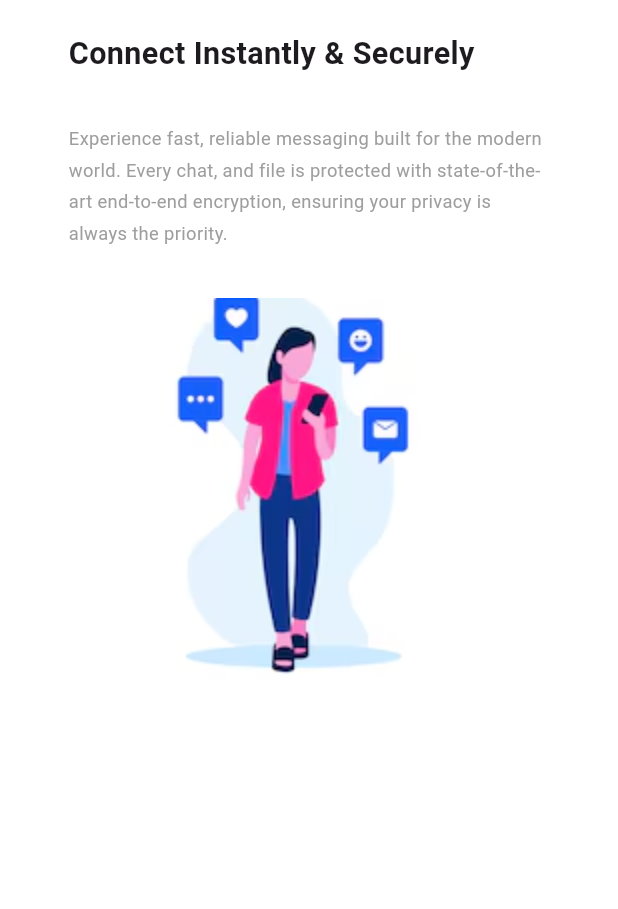
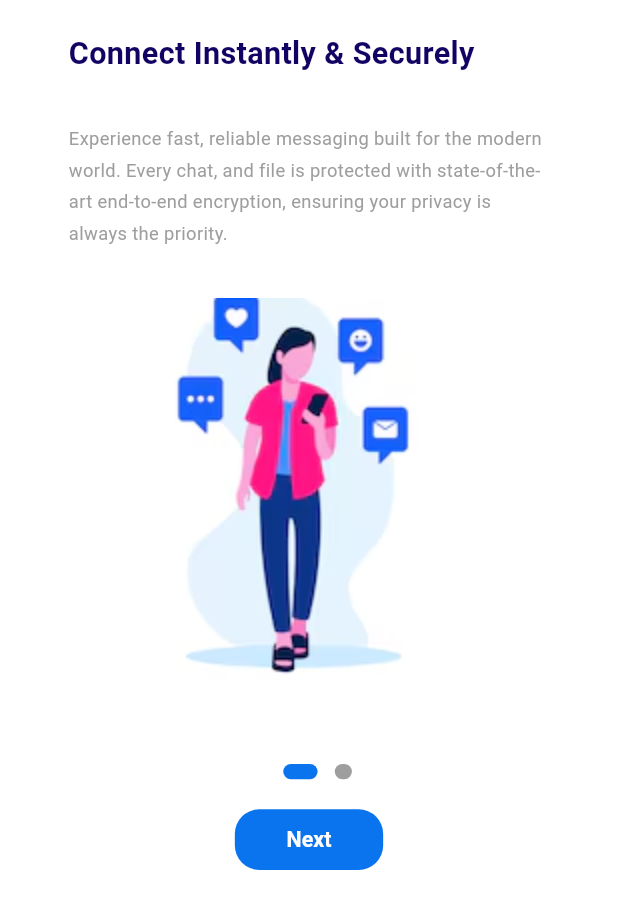
Before and after one commit to hade-allaila/bubbleup, a Flutter app: the screen it shows after launch, on a phone screen of 412 x 824 dp. Shown: the top 909 px of the screen. Run offline on Flutter 3.47's test engine with Material 3 defaults, Android fonts, the phone set to English and light mode, and no system bars; our stand-ins replace flutter_screenutil.

Commit message:
- added onboarding provider to handle page changes - added currentpageDotsIndicator - added AppGetStartdButton custom widget

```diff
--- a/lib/bubble_up.dart
+++ b/lib/bubble_up.dart
@@ -1,5 +1,5 @@
 import 'package:chatting_app/core/routing/app_router.dart';
-import 'package:chatting_app/core/routing/router_constants.dart';
+import 'package:chatting_app/core/routing/app_routes.dart';
 import 'package:chatting_app/features/onboarding/ui/screens/onboarding_screen.dart';
 import 'package:flutter/material.dart';
 import 'package:flutter_screenutil/flutter_screenutil.dart';
@@ -14,9 +14,8 @@ class BubbleUp extends StatelessWidget {
       minTextAdapt: true,
       child: MaterialApp(
         debugShowCheckedModeBanner: false,
-        initialRoute: RouterConstants.onboarding,
-        onGenerateRoute: AppRouter().generateRoute,
-        home: OnboardingScreen(),
+        initialRoute: AppRoutes.onboarding,
+        onGenerateRoute: AppRouter(context).generateRoute,
       ),
     );
   }
--- a/lib/core/routing/app_router.dart
+++ b/lib/core/routing/app_router.dart
@@ -1,14 +1,26 @@
-import 'package:chatting_app/core/routing/router_constants.dart';
+import 'package:chatting_app/core/routing/app_routes.dart';
+import 'package:chatting_app/features/auth/ui/screens/login_screen.dart';
+import 'package:chatting_app/features/onboarding/logic/onboarding_provider.dart';
 import 'package:chatting_app/features/onboarding/ui/screens/onboarding_screen.dart';
 import 'package:flutter/cupertino.dart';
 import 'package:flutter/material.dart';
+import 'package:provider/provider.dart';
 
 class AppRouter {
+  BuildContext context;
+  AppRouter(this.context);
   Route? generateRoute(RouteSettings settings) {
-    switch(settings.name) {
-      case RouterConstants.onboarding:
-        return MaterialPageRoute(builder: (_) => OnboardingScreen());
-
+    switch (settings.name) {
+      case AppRoutes.onboarding:
+        return MaterialPageRoute(
+          builder:
+              (_) => ChangeNotifierProvider<OnboardingProvider>(
+                create: (_) => OnboardingProvider(),
+                child: OnboardingScreen(),
+              ),
+        );
+      case AppRoutes.login:
+        return MaterialPageRoute(builder: (_) => LoginScreen());
     }
   }
 }
--- /dev/null
+++ b/lib/core/routing/app_routes.dart
@@ -0,0 +1,4 @@
+class AppRoutes {
+  static const String onboarding = '/onboarding';
+  static const String login = '/login';
+}
--- a/lib/core/routing/router_constants.dart
+++ /dev/null
@@ -1,3 +0,0 @@
-class   RouterConstants {
-  static const String onboarding = '/onboarding';
-}
--- a/lib/core/theming/app_colors.dart
+++ b/lib/core/theming/app_colors.dart
@@ -1,5 +1,6 @@
 import 'package:flutter/cupertino.dart';
 
 class AppColors {
-  static const Color darkBlue = Color(0xff);
+  static const Color darkBlue = Color(0xff120263);
+  static const Color blue = Color(0xff0A74EE);
 }
--- a/lib/core/theming/app_text_styles.dart
+++ b/lib/core/theming/app_text_styles.dart
@@ -1,3 +1,4 @@
+import 'package:chatting_app/core/theming/app_colors.dart';
 import 'package:flutter/cupertino.dart';
 import 'package:flutter/material.dart';
 import 'package:flutter_screenutil/flutter_screenutil.dart';
@@ -6,6 +7,7 @@ class AppTextStyles {
   static TextStyle font20DarkBlueBold = TextStyle(
     fontSize: 20.sp,
     fontWeight: FontWeight.bold,
+    color: AppColors.darkBlue,
   );
 
   static TextStyle font12GreyRegular = TextStyle(
@@ -13,4 +15,10 @@ class AppTextStyles {
     fontWeight: FontWeight.w400,
     color: Colors.grey,
   );
+
+  static TextStyle font14WhiteBold =  TextStyle(
+    fontSize: 14.sp,
+    fontWeight: FontWeight.bold,
+    color: Colors.white,
+  );
 }
--- /dev/null
+++ b/lib/features/onboarding/logic/onboarding_provider.dart
@@ -0,0 +1,37 @@
+import 'dart:async';
+
+import 'package:chatting_app/core/routing/app_routes.dart';
+import 'package:chatting_app/core/statics/statics.dart';
+import 'package:flutter/material.dart';
+
+class OnboardingProvider extends ChangeNotifier {
+  int _currentPage = 0;
+  int get currentPage => _currentPage;
+
+  final PageController _controller = PageController();
+  PageController get controller => _controller;
+  void chagePage(int index) {
+    _currentPage = index;
+    notifyListeners();
+  }
+
+  void changePageOnGetStartedButtonClick(BuildContext context) {
+    _currentPage++;
+    notifyListeners();
+    if (currentPage > onBoardingPages.length - 1) {
+      _currentPage = onBoardingPages.length - 1;
+      try {
+        Navigator.pushReplacementNamed(context, AppRoutes.login);
+      } catch (e) {
+        print(e);
+      }
+      return;
+    } else {
+      _controller.animateToPage(
+        currentPage,
+        duration: Duration(seconds: 1),
+        curve: Curves.easeIn,
+      );
+    }
+  }
+}
--- a/lib/features/onboarding/ui/screens/onboarding_screen.dart
+++ b/lib/features/onboarding/ui/screens/onboarding_screen.dart
@@ -1,7 +1,10 @@
-
+import 'package:chatting_app/core/statics/statics.dart';
+import 'package:chatting_app/core/theming/app_colors.dart';
+import 'package:chatting_app/features/onboarding/ui/widgets/app_get_started_button.dart';
+import 'package:chatting_app/features/onboarding/ui/widgets/current_page_dots_indicator.dart';
 import 'package:chatting_app/features/onboarding/ui/widgets/onboarding_page_scroll.dart';
 import 'package:flutter/material.dart';
-
+import 'package:flutter_screenutil/flutter_screenutil.dart';
 
 class OnboardingScreen extends StatelessWidget {
   const OnboardingScreen({super.key});
@@ -14,6 +17,13 @@ class OnboardingScreen extends StatelessWidget {
         child: Column(
           children: [
             OnBoardingPageScroll(),
+            CurrentPageDotsIndicator(
+              dotsLength: onBoardingPages.length,
+              activeDotColor: AppColors.blue,
+              inactiveDotsColor: Colors.grey,
+            ),
+            SizedBox(height: 16.h),
+            AppGetStartedButton(),
           ],
         ),
       ),
--- /dev/null
+++ b/lib/features/onboarding/ui/widgets/app_get_started_button.dart
@@ -0,0 +1,34 @@
+import 'package:chatting_app/core/theming/app_colors.dart';
+import 'package:chatting_app/core/theming/app_text_styles.dart';
+import 'package:chatting_app/features/onboarding/logic/onboarding_provider.dart';
+import 'package:flutter/material.dart';
+import 'package:flutter_screenutil/flutter_screenutil.dart';
+import 'package:provider/provider.dart';
+
+class AppGetStartedButton extends StatelessWidget {
+  const AppGetStartedButton({super.key});
+
+  @override
+  Widget build(BuildContext context) {
+    return TextButton(
+      style: ButtonStyle(
+        backgroundColor: WidgetStatePropertyAll<Color>(AppColors.blue),
+        shape: WidgetStatePropertyAll<OutlinedBorder>(
+          RoundedRectangleBorder(borderRadius: BorderRadius.circular(16.r)),
+        ),
+        padding: WidgetStatePropertyAll<EdgeInsetsGeometry>(
+          EdgeInsets.symmetric(horizontal: 30.w, vertical: 10.h),
+        ),
+      ),
+      onPressed: () {
+        context.read<OnboardingProvider>().changePageOnGetStartedButtonClick(context);
+      },
+      child: Text(
+        context.watch<OnboardingProvider>().currentPage == 0
+            ? "Next"
+            : "Start Now",
+        style: AppTextStyles.font14WhiteBold,
+      ),
+    );
+  }
+}
--- /dev/null
+++ b/lib/features/onboarding/ui/widgets/current_page_dots_indicator.dart
@@ -0,0 +1,43 @@
+import 'package:chatting_app/core/statics/statics.dart';
+import 'package:chatting_app/core/theming/app_colors.dart';
+import 'package:chatting_app/features/onboarding/logic/onboarding_provider.dart';
+import 'package:flutter/material.dart';
+import 'package:flutter_screenutil/flutter_screenutil.dart';
+import 'package:provider/provider.dart';
+
+class CurrentPageDotsIndicator extends StatelessWidget {
+  int dotsLength;
+  Color activeDotColor;
+  Color inactiveDotsColor;
+  CurrentPageDotsIndicator({
+    super.key,
+    required this.dotsLength,
+    required this.activeDotColor,
+    required this.inactiveDotsColor,
+  });
+
+  @override
+  Widget build(BuildContext context) {
+    return Wrap(
+      children: List.generate(dotsLength, (index) {
+        return AnimatedContainer(
+          duration: Duration(milliseconds: 500),
+          curve: Curves.easeOut,
+          width:
+              index == context.watch<OnboardingProvider>().currentPage
+                  ? 20.w
+                  : 10.w,
+          height: 10.h,
+          margin: EdgeInsets.only(left: 10.w),
+          decoration: BoxDecoration(
+            color:
+                index == context.watch<OnboardingProvider>().currentPage
+                    ? activeDotColor
+                    : inactiveDotsColor,
+            borderRadius: BorderRadius.circular(15.r),
+          ),
+        );
+      }),
+    );
+  }
+}
--- a/lib/features/onboarding/ui/widgets/onboarding_page_scroll.dart
+++ b/lib/features/onboarding/ui/widgets/onboarding_page_scroll.dart
@@ -1,18 +1,22 @@
 import 'package:chatting_app/core/statics/statics.dart';
-import 'package:chatting_app/core/theming/app_text_styles.dart';
-import 'package:chatting_app/features/onboarding/data/onboarding_page_model.dart';
+import 'package:chatting_app/features/onboarding/logic/onboarding_provider.dart';
 import 'package:chatting_app/features/onboarding/ui/widgets/onboarding_page.dart';
 import 'package:flutter/material.dart';
 import 'package:flutter_screenutil/flutter_screenutil.dart';
+import 'package:provider/provider.dart';
 
 class OnBoardingPageScroll extends StatelessWidget {
-  const OnBoardingPageScroll({super.key});
+  OnBoardingPageScroll({super.key});
 
   @override
   Widget build(BuildContext context) {
     return SizedBox(
       height: 500.h,
       child: PageView.builder(
+        controller: context.read<OnboardingProvider>().controller,
+        onPageChanged: (index) {
+          context.read<OnboardingProvider>().chagePage(index);
+        },
         itemCount: onBoardingPages.length,
         itemBuilder: (context, index) {
           return OnBoardingPage(pageInfo: onBoardingPages[index]);
--- a/pubspec.yaml
+++ b/pubspec.yaml
@@ -32,6 +32,7 @@ dependencies:
   flutter:
     sdk: flutter
   flutter_screenutil: ^5.9.3
+  provider: ^6.1.5
 
 dev_dependencies:
   flutter_lints: ^5.0.0
```
Also changed, not shown: pubspec.lock.
